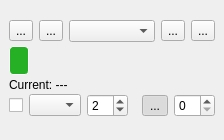
Before: the Qt Designer form src/LayerSliderDockWidgetBase.ui in mobermayer/layer-slider, drawn with Qt 5.
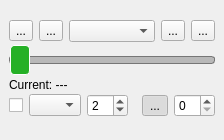
After: the same form once the commit is applied.

Commit message: fix slider groove invisible in non-dark mode

The edit to the form file:
```diff
--- a/src/LayerSliderDockWidgetBase.ui
+++ b/src/LayerSliderDockWidgetBase.ui
@@ -180,8 +180,15 @@
       </property>
       <property name="styleSheet">
        <string notr="true">QSlider::groove:horizontal {
-    background-color: rgba(255, 255, 255, 0);
-    height: 5px;
+    background-color: palette(mid);
+    border: 1px solid palette(shadow);
+    height: 6px;
+    border-radius: 3px;
+}
+QSlider::sub-page:horizontal,
+QSlider::add-page:horizontal {
+    background: transparent;
+    border: none;
 }
 QSlider::handle:horizontal {
     background-color: #25b026;
```
The commit also changes 1 other file.
